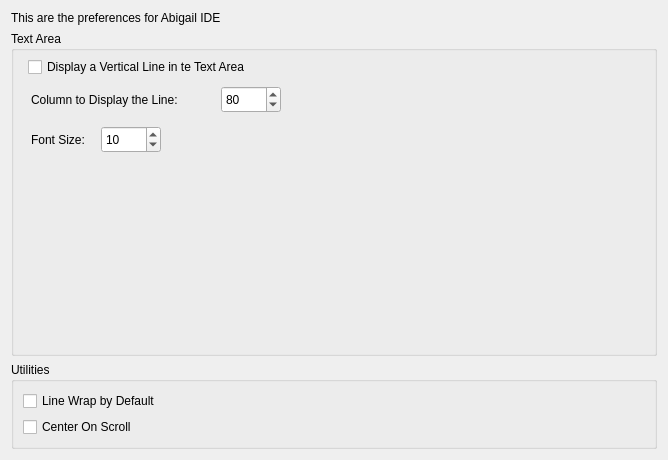
ElPincheTopo/Abigail, file ui/preferencestab.ui: the form before one commit.
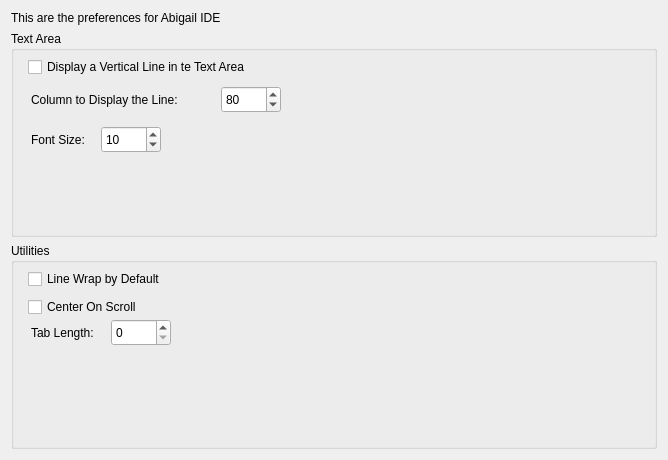
The form after the commit.

Patch:
```diff
--- a/ui/preferencestab.ui
+++ b/ui/preferencestab.ui
@@ -137,11 +137,23 @@
      <item>
       <widget class="QGroupBox" name="groupBox">
        <property name="sizePolicy">
-        <sizepolicy hsizetype="Preferred" vsizetype="Fixed">
+        <sizepolicy hsizetype="Preferred" vsizetype="Preferred">
          <horstretch>0</horstretch>
          <verstretch>0</verstretch>
         </sizepolicy>
        </property>
+       <property name="minimumSize">
+        <size>
+         <width>0</width>
+         <height>0</height>
+        </size>
+       </property>
+       <property name="baseSize">
+        <size>
+         <width>0</width>
+         <height>0</height>
+        </size>
+       </property>
        <property name="title">
         <string>Utilities</string>
        </property>
@@ -151,22 +163,58 @@
        <property name="checkable">
         <bool>false</bool>
        </property>
-       <layout class="QGridLayout" name="gridLayout">
-        <item row="1" column="0">
          <widget class="QCheckBox" name="lineWrapCheck">
+        <property name="geometry">
+         <rect>
+          <x>17</x>
+          <y>25</y>
+          <width>171</width>
+          <height>22</height>
+         </rect>
+        </property>
           <property name="text">
            <string>Line Wrap by Default</string>
           </property>
          </widget>
-        </item>
-        <item row="2" column="0">
          <widget class="QCheckBox" name="centerOnScrollCheck">
+        <property name="geometry">
+         <rect>
+          <x>17</x>
+          <y>53</y>
+          <width>140</width>
+          <height>22</height>
+         </rect>
+        </property>
           <property name="text">
            <string>Center On Scroll</string>
           </property>
          </widget>
-        </item>
-       </layout>
+       <widget class="QLabel" name="label_4">
+        <property name="geometry">
+         <rect>
+          <x>20</x>
+          <y>81</y>
+          <width>78</width>
+          <height>17</height>
+         </rect>
+        </property>
+        <property name="text">
+         <string>Tab Length:</string>
+        </property>
+       </widget>
+       <widget class="QSpinBox" name="tabLengthBox">
+        <property name="geometry">
+         <rect>
+          <x>100</x>
+          <y>76</y>
+          <width>60</width>
+          <height>27</height>
+         </rect>
+        </property>
+        <property name="singleStep">
+         <number>2</number>
+        </property>
+       </widget>
       </widget>
      </item>
     </layout>
```
Left out of the diff: 2 changed lines with no effect on the pictures. Lines whose indentation alone changed are shown as unchanged.
